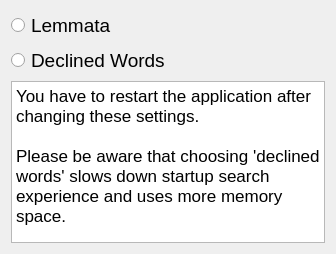
The window that src/_gui/completer.ui (rewisch/ReDict) describes before a commit, drawn with Qt 5.
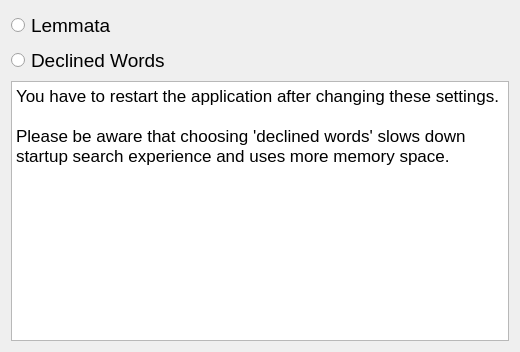
The same window after the commit. Icons and pictures are not drawn.

Commit message: make setting forvclipboard

```diff
--- a/src/_gui/completer.ui
+++ b/src/_gui/completer.ui
@@ -6,8 +6,8 @@
    <rect>
     <x>0</x>
     <y>0</y>
-    <width>336</width>
-    <height>254</height>
+    <width>520</width>
+    <height>352</height>
    </rect>
   </property>
   <property name="minimumSize">
@@ -60,10 +60,10 @@
       <string notr="true">&lt;!DOCTYPE HTML PUBLIC &quot;-//W3C//DTD HTML 4.0//EN&quot; &quot;http://www.w3.org/TR/REC-html40/strict.dtd&quot;&gt;
 &lt;html&gt;&lt;head&gt;&lt;meta name=&quot;qrichtext&quot; content=&quot;1&quot; /&gt;&lt;style type=&quot;text/css&quot;&gt;
 p, li { white-space: pre-wrap; }
-&lt;/style&gt;&lt;/head&gt;&lt;body style=&quot; font-family:'.AppleSystemUIFont'; font-size:13pt; font-weight:400; font-style:normal;&quot;&gt;
-&lt;p style=&quot; margin-top:0px; margin-bottom:0px; margin-left:0px; margin-right:0px; -qt-block-indent:0; text-indent:0px;&quot;&gt;You have to restart the application after changing these settings.&lt;/p&gt;
-&lt;p style=&quot;-qt-paragraph-type:empty; margin-top:0px; margin-bottom:0px; margin-left:0px; margin-right:0px; -qt-block-indent:0; text-indent:0px;&quot;&gt;&lt;br /&gt;&lt;/p&gt;
-&lt;p style=&quot; margin-top:0px; margin-bottom:0px; margin-left:0px; margin-right:0px; -qt-block-indent:0; text-indent:0px;&quot;&gt;Please be aware that choosing 'declined words' slows down startup search experience and uses more memory space.&lt;/p&gt;&lt;/body&gt;&lt;/html&gt;</string>
+&lt;/style&gt;&lt;/head&gt;&lt;body style=&quot; font-family:'MS Shell Dlg 2'; font-size:7.875pt; font-weight:400; font-style:normal;&quot;&gt;
+&lt;p style=&quot; margin-top:0px; margin-bottom:0px; margin-left:0px; margin-right:0px; -qt-block-indent:0; text-indent:0px;&quot;&gt;&lt;span style=&quot; font-family:'.AppleSystemUIFont'; font-size:13pt;&quot;&gt;You have to restart the application after changing these settings.&lt;/span&gt;&lt;/p&gt;
+&lt;p style=&quot;-qt-paragraph-type:empty; margin-top:0px; margin-bottom:0px; margin-left:0px; margin-right:0px; -qt-block-indent:0; text-indent:0px; font-family:'.AppleSystemUIFont'; font-size:13pt;&quot;&gt;&lt;br /&gt;&lt;/p&gt;
+&lt;p style=&quot; margin-top:0px; margin-bottom:0px; margin-left:0px; margin-right:0px; -qt-block-indent:0; text-indent:0px;&quot;&gt;&lt;span style=&quot; font-family:'.AppleSystemUIFont'; font-size:13pt;&quot;&gt;Please be aware that choosing 'declined words' slows down startup search experience and uses more memory space.&lt;/span&gt;&lt;/p&gt;&lt;/body&gt;&lt;/html&gt;</string>
      </property>
      <property name="textInteractionFlags">
       <set>Qt::NoTextInteraction</set>
```
The commit also changes 5 other files.
